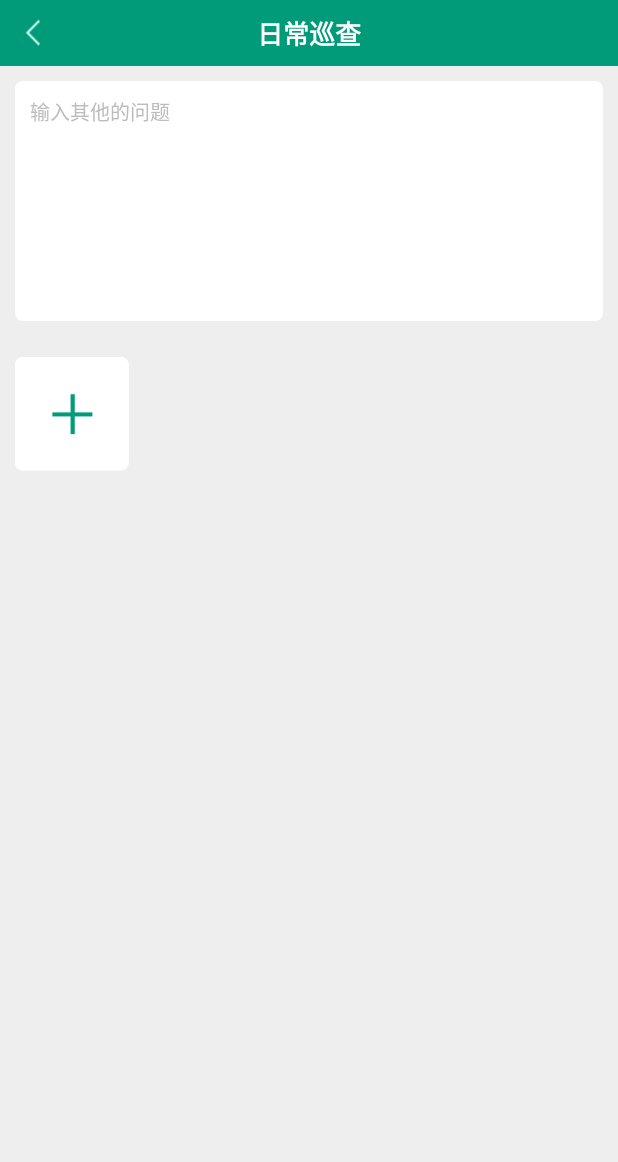
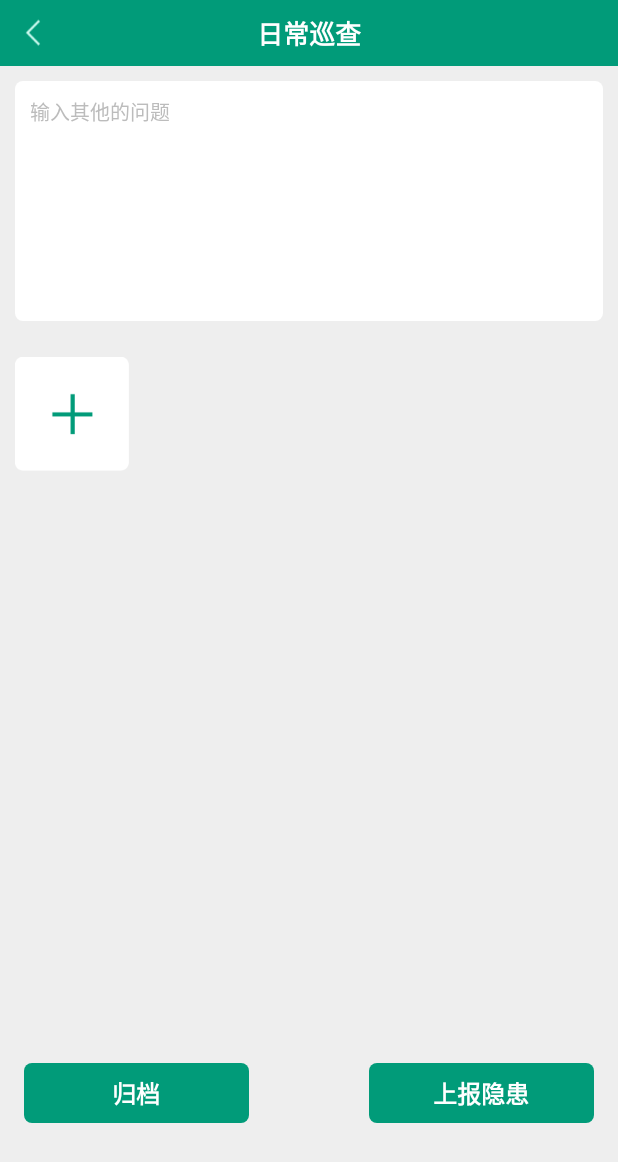
Before and after one commit to jiaxingyigu/JGJ-Android, an Android app: the DailyThirdActivity screen opened directly, with no data from a screen before it, on a phone screen of 412 x 824 dp. Shown: the top 1162 px of the screen. Run offline under Robolectric (Android 15) with nearby library versions, the phone set to English and light mode, and no system bars; our stand-ins replace ButterKnife.

Commit message:
巡查3步改

```diff
--- a/JGJ-Android/app/src/main/java/com/yigu/jgj/activity/daily/DailyThirdActivity.java
+++ b/JGJ-Android/app/src/main/java/com/yigu/jgj/activity/daily/DailyThirdActivity.java
@@ -2,6 +2,7 @@ package com.yigu.jgj.activity.daily;
 
 import android.os.Bundle;
 import android.support.v7.app.AppCompatActivity;
+import android.view.View;
 import android.widget.EditText;
 import android.widget.TextView;
 
@@ -17,6 +18,8 @@ public class DailyThirdActivity extends AppCompatActivity {
     TextView tvCenter;
     @Bind(R.id.editText)
     EditText editText;
+    @Bind(R.id.submit)
+    TextView submit;
 
     @Override
     protected void onCreate(Bundle savedInstanceState) {
@@ -30,9 +33,19 @@ public class DailyThirdActivity extends AppCompatActivity {
         tvCenter.setText("日常巡查");
     }
 
+    @OnClick({R.id.back, R.id.add, R.id.file,R.id.submit})
+    public void onClick(View view) {
+        switch (view.getId()) {
+            case R.id.back:
+                finish();
+                break;
+            case R.id.add:
+                break;
+            case R.id.file:
+                break;
+            case R.id.submit:
 
-    @OnClick(R.id.back)
-    public void onClick() {
-        finish();
+                break;
+        }
     }
 }
--- /dev/null
+++ b/JGJ-Android/app/src/main/res/drawable/btn_shape_rectangle_color_dark_green.xml
@@ -0,0 +1,11 @@
+<?xml version="1.0" encoding="utf-8"?>
+<shape xmlns:android="http://schemas.android.com/apk/res/android"
+    android:shape="rectangle">
+
+    <solid android:color="@color/dark_green" />
+
+
+    <corners
+        android:radius="5dp"/>
+
+</shape>
--- /dev/null
+++ b/JGJ-Android/app/src/main/res/drawable/btn_shape_rectangle_color_green.xml
@@ -0,0 +1,11 @@
+<?xml version="1.0" encoding="utf-8"?>
+<shape xmlns:android="http://schemas.android.com/apk/res/android"
+    android:shape="rectangle">
+
+    <solid android:color="@color/jgj_green" />
+
+
+    <corners
+        android:radius="5dp"/>
+
+</shape>
--- /dev/null
+++ b/JGJ-Android/app/src/main/res/drawable/selector_btn_green.xml
@@ -0,0 +1,5 @@
+<?xml version="1.0" encoding="utf-8"?>
+<selector xmlns:android="http://schemas.android.com/apk/res/android">
+    <item android:drawable="@drawable/btn_shape_rectangle_color_dark_green" android:state_pressed="true"/>
+    <item android:drawable="@drawable/btn_shape_rectangle_color_green" android:state_pressed="false" />
+</selector>
--- a/JGJ-Android/app/src/main/res/layout/activity_daily_third.xml
+++ b/JGJ-Android/app/src/main/res/layout/activity_daily_third.xml
@@ -27,6 +27,7 @@
         />
 
     <ImageView
+        android:id="@+id/add"
         android:layout_width="wrap_content"
         android:layout_height="wrap_content"
         android:src="@mipmap/add"
@@ -35,4 +36,33 @@
         android:layout_marginTop="@dimen/margin_3"
         />
 
+    <RelativeLayout
+        android:layout_width="match_parent"
+        android:layout_height="wrap_content"
+       android:layout_alignParentBottom="true"
+        android:layout_marginBottom="75dp"
+        android:layout_marginLeft="@dimen/margin_2"
+        android:layout_marginRight="@dimen/margin_2"
+        >
+
+        <TextView
+            android:id="@+id/file"
+            style="@style/submit_button_style_color_green"
+            android:layout_width="150dp"
+            android:layout_height="@dimen/margin_5"
+            android:text="归档"
+            android:layout_alignParentLeft="true"
+            />
+
+        <TextView
+            android:id="@+id/submit"
+            style="@style/submit_button_style_color_green"
+            android:layout_width="150dp"
+            android:layout_height="@dimen/margin_5"
+            android:text="上报隐患"
+           android:layout_alignParentRight="true"
+            />
+
+    </RelativeLayout>
+
 </RelativeLayout>
--- a/JGJ-Android/app/src/main/res/values/styles.xml
+++ b/JGJ-Android/app/src/main/res/values/styles.xml
@@ -85,4 +85,14 @@
         <item name="android:textSize">@dimen/text_normal</item>
     </style>
 
+    <style name="submit_button_style_color_green">
+        <item name="android:layout_width">match_parent</item>
+        <item name="android:layout_height">40dp</item>
+        <item name="android:background">@drawable/selector_btn_green</item>
+        <item name="android:textColor">@android:color/white</item>
+        <item name="android:gravity">center</item>
+        <item name="android:textSize">@dimen/text_big</item>
+        <item name="android:textStyle">bold</item>
+    </style>
+
 </resources>
```
